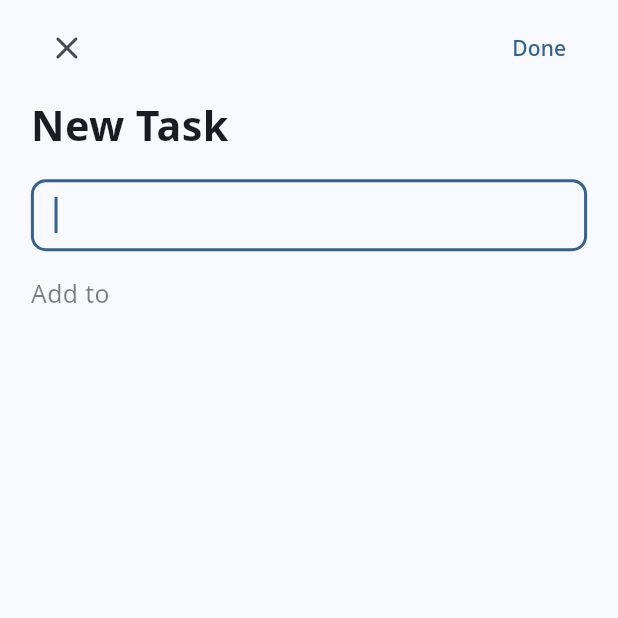
After one commit to amka/nanoplan, a Flutter app: the AddTaskView screen opened by its route, after a tap on "Done", on a phone screen of 412 x 824 dp, the top half of it. The commit adds this screen. Run offline on Flutter 3.47's test engine with Material 3 defaults, Android fonts, the phone set to English and light mode, and no system bars; our stand-ins replace equatable, flutter_easyloading, flutter_tabler_icons, get, get_storage, google_fonts; accounts and stored records are empty.

```diff
--- /dev/null
+++ b/lib/app/modules/add_task/bindings/add_task_binding.dart
@@ -0,0 +1,12 @@
+import 'package:get/get.dart';
+
+import '../controllers/add_task_controller.dart';
+
+class AddTaskBinding extends Bindings {
+  @override
+  void dependencies() {
+    Get.lazyPut<AddTaskController>(
+      () => AddTaskController(),
+    );
+  }
+}
--- /dev/null
+++ b/lib/app/modules/add_task/controllers/add_task_controller.dart
@@ -0,0 +1,30 @@
+import 'package:flutter/material.dart';
+import 'package:get/get.dart';
+
+import '../../../data/services/storage/repository.dart';
+import '../../../data/models/task.dart';
+
+class AddTaskController extends GetxController {
+  TaskRepository taskRepository = Get.find();
+
+  final tasks = <Task>[].obs;
+  final formKey = GlobalKey<FormState>();
+  final editController = TextEditingController();
+
+  @override
+  void onInit() {
+    super.onInit();
+
+    tasks.assignAll(taskRepository.readTasks());
+  }
+
+  @override
+  void onReady() {
+    super.onReady();
+  }
+
+  @override
+  void onClose() {
+    super.onClose();
+  }
+}
--- /dev/null
+++ b/lib/app/modules/add_task/views/add_task_view.dart
@@ -0,0 +1,84 @@
+import 'package:flutter/material.dart';
+import 'package:flutter_tabler_icons/flutter_tabler_icons.dart';
+
+import 'package:get/get.dart';
+
+import '../../../core/utils/extensions.dart';
+import '../../../core/values/constants.dart';
+import '../controllers/add_task_controller.dart';
+
+class AddTaskView extends GetView<AddTaskController> {
+  const AddTaskView({super.key});
+
+  @override
+  Widget build(BuildContext context) {
+    return Scaffold(
+      body: SafeArea(
+        child: Form(
+          key: controller.formKey,
+          child: ListView(
+            padding: EdgeInsets.symmetric(horizontal: 5.0.wp),
+            children: [
+              Padding(
+                padding: const EdgeInsets.symmetric(vertical: 8.0),
+                child: Row(
+                  mainAxisAlignment: MainAxisAlignment.spaceBetween,
+                  children: [
+                    IconButton(
+                        onPressed: () {
+                          Get.back();
+                        },
+                        icon: const Icon(TablerIcons.x)),
+                    TextButton(
+                      onPressed: () {},
+                      style: ButtonStyle(
+                        overlayColor:
+                            MaterialStateProperty.all(Colors.transparent),
+                      ),
+                      child: const Text('Done'),
+                    ),
+                  ],
+                ),
+              ),
+              Text(
+                'New Task',
+                style: TextStyle(
+                  fontWeight: FontWeight.bold,
+                  fontSize: 20.0.sp,
+                  color: Theme.of(context).colorScheme.onBackground,
+                ),
+              ),
+              SizedBox(height: 2.0.hp),
+              TextFormField(
+                controller: controller.editController,
+                decoration: InputDecoration(
+                  border: OutlineInputBorder(
+                    borderRadius: BorderRadius.circular(kDefaultBorderRadius),
+                  ),
+                  isDense: true,
+                ),
+                autofocus: true,
+                style: TextStyle(
+                  color: Theme.of(context).colorScheme.onBackground,
+                ),
+              ),
+              Padding(
+                padding: EdgeInsets.symmetric(vertical: 2.0.hp),
+                child: Text(
+                  'Add to',
+                  style: TextStyle(
+                    fontSize: 12.0.sp,
+                    color: Theme.of(context)
+                        .colorScheme
+                        .onBackground
+                        .withAlpha(145),
+                  ),
+                ),
+              ),
+            ],
+          ),
+        ),
+      ),
+    );
+  }
+}
--- a/lib/app/modules/home/controllers/home_controller.dart
+++ b/lib/app/modules/home/controllers/home_controller.dart
@@ -5,9 +5,7 @@ import '../../../data/models/task.dart';
 import '../../../data/services/storage/repository.dart';
 
 class HomeController extends GetxController {
-  TaskRepository taskRepository;
-
-  HomeController({required this.taskRepository});
+  TaskRepository taskRepository = Get.find();
 
   final tasks = <Task>[].obs;
   final formKey = GlobalKey<FormState>();
--- a/lib/app/routes/app_pages.dart
+++ b/lib/app/routes/app_pages.dart
@@ -1,5 +1,7 @@
 import 'package:get/get.dart';
 
+import '../modules/add_task/bindings/add_task_binding.dart';
+import '../modules/add_task/views/add_task_view.dart';
 import '../modules/home/bindings/home_binding.dart';
 import '../modules/home/views/home_view.dart';
 
@@ -16,5 +18,10 @@ class AppPages {
       page: () => const HomeView(),
       binding: HomeBinding(),
     ),
+    GetPage(
+      name: _Paths.ADD_TASK,
+      page: () => const AddTaskView(),
+      binding: AddTaskBinding(),
+    ),
   ];
 }
--- a/lib/app/routes/app_routes.dart
+++ b/lib/app/routes/app_routes.dart
@@ -4,9 +4,11 @@ part of 'app_pages.dart';
 abstract class Routes {
   Routes._();
   static const HOME = _Paths.HOME;
+  static const ADD_TASK = _Paths.ADD_TASK;
 }
 
 abstract class _Paths {
   _Paths._();
   static const HOME = '/home';
+  static const ADD_TASK = '/add-task';
 }
--- a/lib/main.dart
+++ b/lib/main.dart
@@ -3,6 +3,8 @@ import 'package:flutter_easyloading/flutter_easyloading.dart';
 import 'package:get/get.dart';
 import 'package:get_storage/get_storage.dart';
 import 'package:google_fonts/google_fonts.dart';
+import 'package:nanoplan/app/data/providers/task.dart';
+import 'package:nanoplan/app/data/services/storage/repository.dart';
 
 import 'app/data/services/storage/service.dart';
 import 'app/routes/app_pages.dart';
@@ -37,4 +39,7 @@ Future initServices() async {
   await GetStorage.init();
 
   await Get.putAsync(() => StorageService().init());
+
+  final taskProvider = TaskProvider();
+  Get.put(TaskRepository(taskProvider: taskProvider));
 }
```
Also changed, not shown: lib/app/modules/home/bindings/home_binding.dart (+1 -7 lines), lib/app/modules/home/views/home_view.dart (+7 -2 lines), lib/app/modules/home/widgets/add_todo_dialog.dart (deleted, +0 -34 lines).
